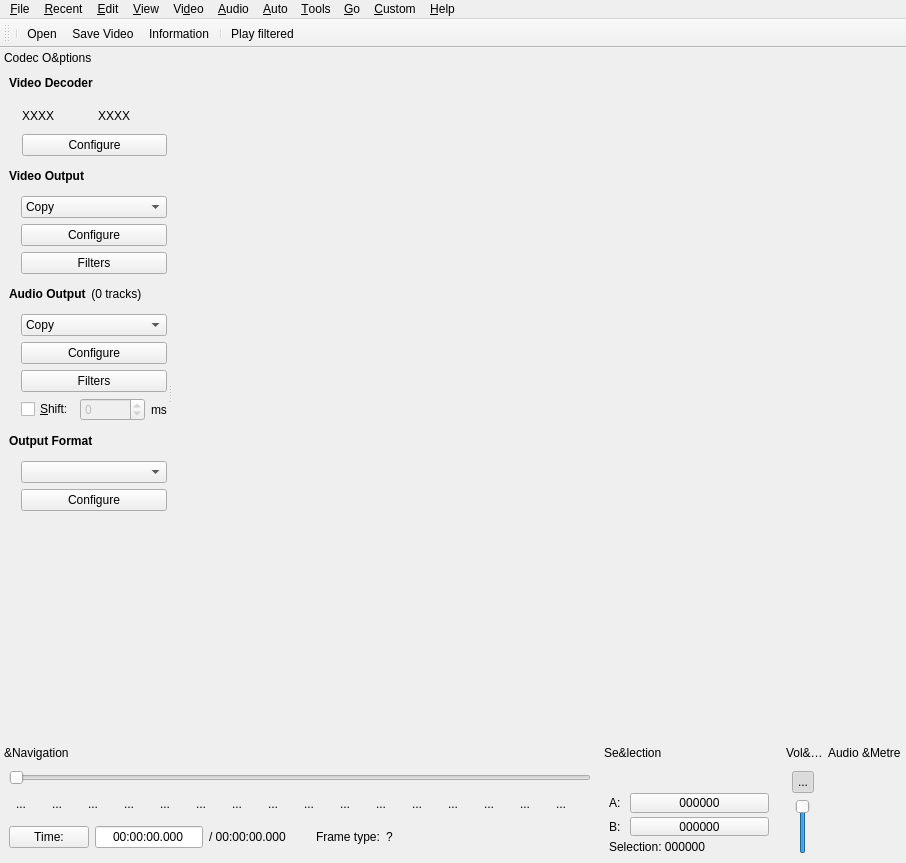
mean00/avidemux2, file avidemux/qt4/ADM_userInterfaces/ADM_gui/gui2.ui: the form before one commit.
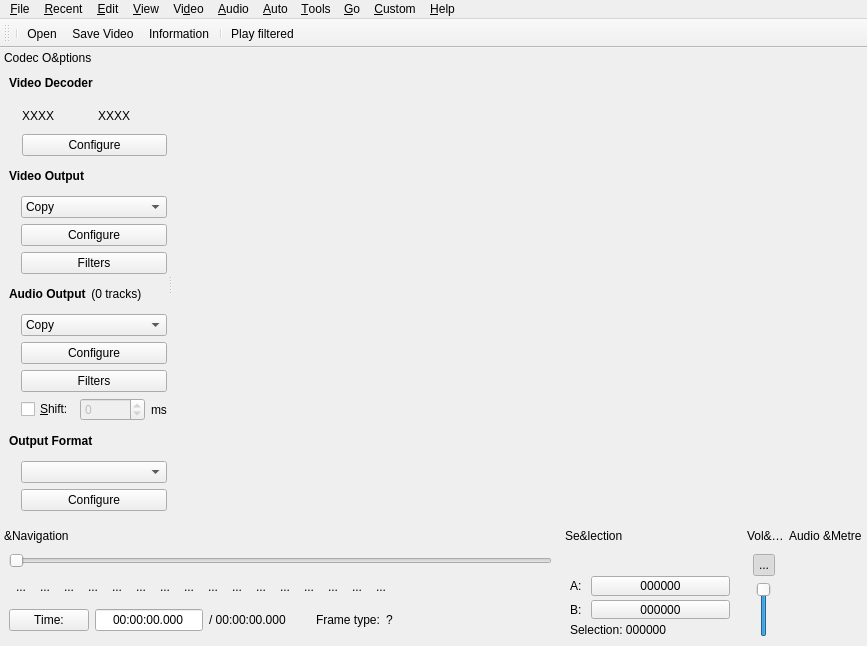
The form after the commit. Icons and pictures are not drawn. Custom widgets are drawn as their Qt base class.

Commit message: [Qt/gui] Set layout spacing for navigation buttons to zero right in the ui file again, reduce effective minimum size of the main window

Patch:
```diff
--- a/avidemux/qt4/ADM_userInterfaces/ADM_gui/gui2.ui
+++ b/avidemux/qt4/ADM_userInterfaces/ADM_gui/gui2.ui
@@ -7,8 +7,8 @@
    <rect>
     <x>0</x>
     <y>0</y>
-    <width>867</width>
-    <height>863</height>
+    <width>800</width>
+    <height>600</height>
    </rect>
   </property>
   <property name="windowTitle">
@@ -98,7 +98,7 @@
     <rect>
      <x>0</x>
      <y>0</y>
-     <width>867</width>
+     <width>800</width>
      <height>22</height>
     </rect>
    </property>
@@ -958,6 +958,9 @@
        </property>
        <item>
         <layout class="QHBoxLayout" name="navButtonsLayout">
+         <property name="spacing">
+          <number>0</number>
+         </property>
          <property name="leftMargin">
           <number>0</number>
          </property>
```
The commit also changes 1 other file.
